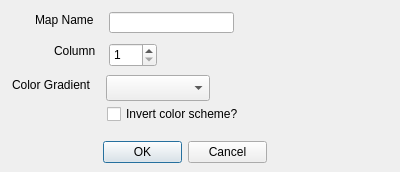
VespucciProject/Vespucci, file Vespucci/GUI/Display/mapdialog.ui: the form before one commit.
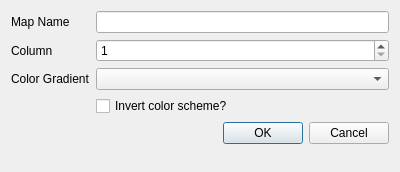
The form after the commit.

Diff of the .ui file:
```diff
--- a/Vespucci/GUI/Display/mapdialog.ui
+++ b/Vespucci/GUI/Display/mapdialog.ui
@@ -13,77 +13,50 @@
   <property name="windowTitle">
    <string>Create Map</string>
   </property>
+  <layout class="QFormLayout" name="formLayout">
+   <item row="0" column="0">
+    <widget class="QLabel" name="nameLabel">
+     <property name="text">
+      <string>Map Name</string>
+     </property>
+    </widget>
+   </item>
+   <item row="0" column="1">
+    <widget class="QLineEdit" name="nameLineEdit"/>
+   </item>
+   <item row="1" column="0">
   <widget class="QLabel" name="columnLabel">
-   <property name="geometry">
-    <rect>
-     <x>54</x>
-     <y>43</y>
-     <width>47</width>
-     <height>16</height>
-    </rect>
-   </property>
    <property name="text">
     <string>Column</string>
    </property>
   </widget>
+   </item>
+   <item row="1" column="1">
   <widget class="QSpinBox" name="columnSpinBox">
-   <property name="geometry">
-    <rect>
-     <x>109</x>
-     <y>43</y>
-     <width>48</width>
-     <height>24</height>
-    </rect>
-   </property>
    <property name="minimum">
     <number>1</number>
    </property>
   </widget>
+   </item>
+   <item row="2" column="0">
   <widget class="QLabel" name="gradientLabel">
-   <property name="geometry">
-    <rect>
-     <x>12</x>
-     <y>77</y>
-     <width>89</width>
-     <height>16</height>
-    </rect>
-   </property>
    <property name="text">
     <string>Color Gradient</string>
    </property>
   </widget>
-  <widget class="QComboBox" name="gradientComboBox">
-   <property name="geometry">
-    <rect>
-     <x>106</x>
-     <y>75</y>
-     <width>104</width>
-     <height>26</height>
-    </rect>
-   </property>
-  </widget>
+   </item>
+   <item row="2" column="1">
+    <widget class="QComboBox" name="gradientComboBox"/>
+   </item>
+   <item row="3" column="1">
   <widget class="QCheckBox" name="invertCheckBox">
-   <property name="geometry">
-    <rect>
-     <x>107</x>
-     <y>104</y>
-     <width>152</width>
-     <height>20</height>
-    </rect>
-   </property>
    <property name="text">
     <string>Invert color scheme?</string>
    </property>
   </widget>
+   </item>
+   <item row="4" column="1">
   <widget class="QDialogButtonBox" name="buttonBox">
-   <property name="geometry">
-    <rect>
-     <x>103</x>
-     <y>136</y>
-     <width>164</width>
-     <height>32</height>
-    </rect>
-   </property>
    <property name="orientation">
     <enum>Qt::Horizontal</enum>
    </property>
@@ -91,29 +64,8 @@
     <set>QDialogButtonBox::Cancel|QDialogButtonBox::Ok</set>
    </property>
   </widget>
-  <widget class="QLabel" name="nameLabel">
-   <property name="geometry">
-    <rect>
-     <x>35</x>
-     <y>12</y>
-     <width>66</width>
-     <height>16</height>
-    </rect>
-   </property>
-   <property name="text">
-    <string>Map Name</string>
-   </property>
-  </widget>
-  <widget class="QLineEdit" name="nameLineEdit">
-   <property name="geometry">
-    <rect>
-     <x>109</x>
-     <y>12</y>
-     <width>125</width>
-     <height>21</height>
-    </rect>
-   </property>
-  </widget>
+   </item>
+  </layout>
  </widget>
  <resources/>
  <connections>
```
Lines whose indentation alone changed are shown as unchanged.
